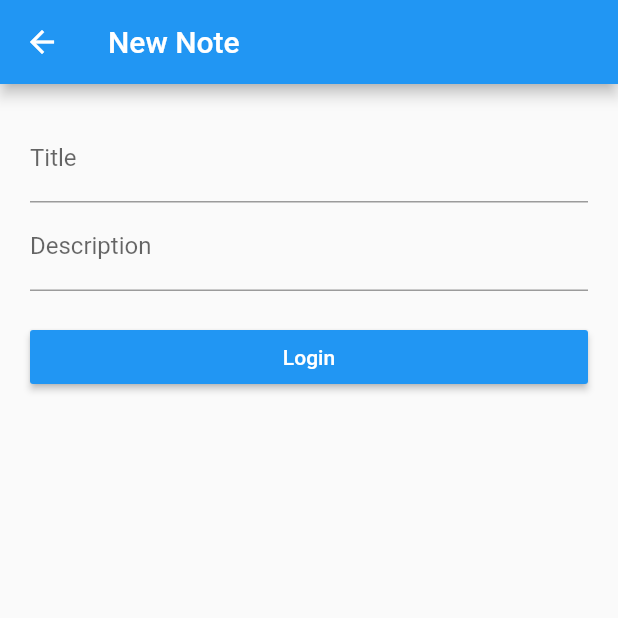
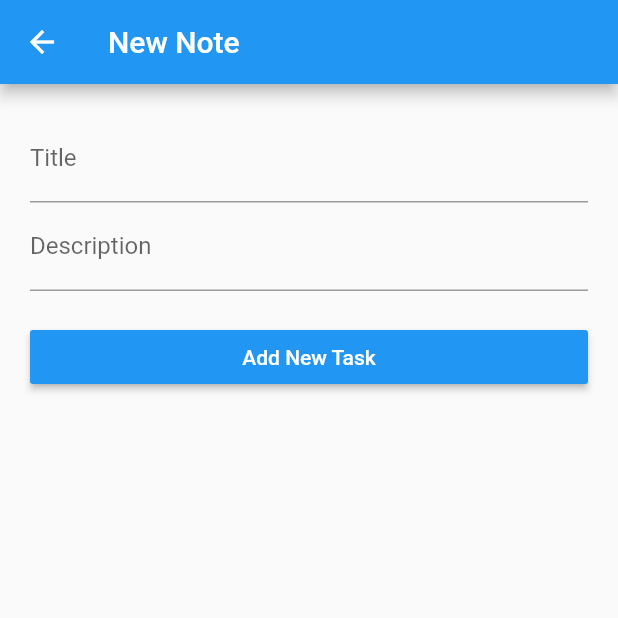
Before and after one commit to huzailhassan/NoteTask, a Flutter app: the NewNotePage screen opened directly, on a phone screen of 412 x 824 dp, the top half of it. Run offline on Flutter 3.47's test engine with Material 2 defaults, Android fonts, the phone set to English and light mode, and no system bars; our stand-ins replace table_calendar.

Commit message:
models added and adding to list functionality 1/13

```diff
--- a/lib/screens/main.dart
+++ b/lib/main.dart
@@ -1,8 +1,8 @@
 import 'package:flutter/material.dart';
 
-import 'CalendarPage.dart';
-import 'NotesPage.dart';
-import 'NewNotePage.dart';
+import 'screens/CalendarPage.dart';
+import 'screens/NotesPage.dart';
+import 'screens/NewNotePage.dart';
 
 void main() {
   runApp(MyApp());
--- a/lib/models/task.dart
+++ b/lib/models/task.dart
@@ -3,8 +3,21 @@ import 'todo.dart';
 class Task {
   String name;
   String description;
-  DateTime date;
+  DateTime date = DateTime.now();
   final List<ToDo> todos;
 
   Task(this.name, this.description, this.date, this.todos);
+
+  static List<Task> listOfTasks = [
+    Task('Task 1', 'I have an idea to put in this new task', DateTime.now(), [
+      ToDo('Todo 1', false),
+      ToDo('Todo 2', false),
+    ]),
+    Task('Task 2', 'I have an idea to put in this new task', DateTime.now(), [
+      ToDo('Todo 1', false),
+      ToDo('Todo 2', false),
+    ])
+  ];
+
+
 }
--- a/lib/models/todo.dart
+++ b/lib/models/todo.dart
@@ -1,4 +1,6 @@
 class ToDo {
   String description;
   bool isDone;
+
+  ToDo(this.description, this.isDone);
 }
--- a/lib/screens/NewNotePage.dart
+++ b/lib/screens/NewNotePage.dart
@@ -1,4 +1,7 @@
 import 'package:flutter/material.dart';
+import 'package:untitled/models/task.dart';
+import 'package:untitled/models/todo.dart';
+import 'dart:developer';
 
 class NewNotePage extends StatefulWidget {
   const NewNotePage({Key? key}) : super(key: key);
@@ -13,6 +16,22 @@ class _NewNotePageState extends State<NewNotePage> {
   @override
   Widget build(BuildContext context) {
     final Size screenSize = MediaQuery.of(context).size;
+    TextEditingController titleController = TextEditingController();
+    TextEditingController descriptionController = TextEditingController();
+
+    void _onClickNewTask(int index) {
+      setState(() {
+        var taska = Task('Task 1', 'I have an idea to put in this new task',
+            DateTime.now(), [
+          ToDo('Todo 1', false),
+          ToDo('Todo 2', false),
+        ]);
+
+        Task.listOfTasks.add(taska);
+
+        log('data: $taska');
+      });
+    }
 
     return Scaffold(
       appBar: AppBar(
@@ -25,12 +44,13 @@ class _NewNotePageState extends State<NewNotePage> {
             child: ListView(
               children: <Widget>[
                 TextFormField(
+                    controller: titleController,
                     keyboardType: TextInputType
                         .emailAddress, // Use email input type for emails.
                     decoration: const InputDecoration(
                         labelText: 'Title', hintText: 'Pie Creation')),
                 TextFormField(
-                    obscureText: true, // Use secure text for passwords.
+                    controller: descriptionController,
                     decoration: const InputDecoration(
                         labelText: 'Description',
                         hintText:
@@ -39,10 +59,10 @@ class _NewNotePageState extends State<NewNotePage> {
                   width: screenSize.width,
                   child: RaisedButton(
                     child: const Text(
-                      'Login',
+                      'Add New Task',
                       style: TextStyle(color: Colors.white),
                     ),
-                    onPressed: () => null,
+                    onPressed: () => _onClickNewTask,
                     color: Colors.blue,
                   ),
                   margin: EdgeInsets.only(top: 20.0),
```
Also changed, not shown: lib/screens/NotesPage.dart (+14 -5 lines).
